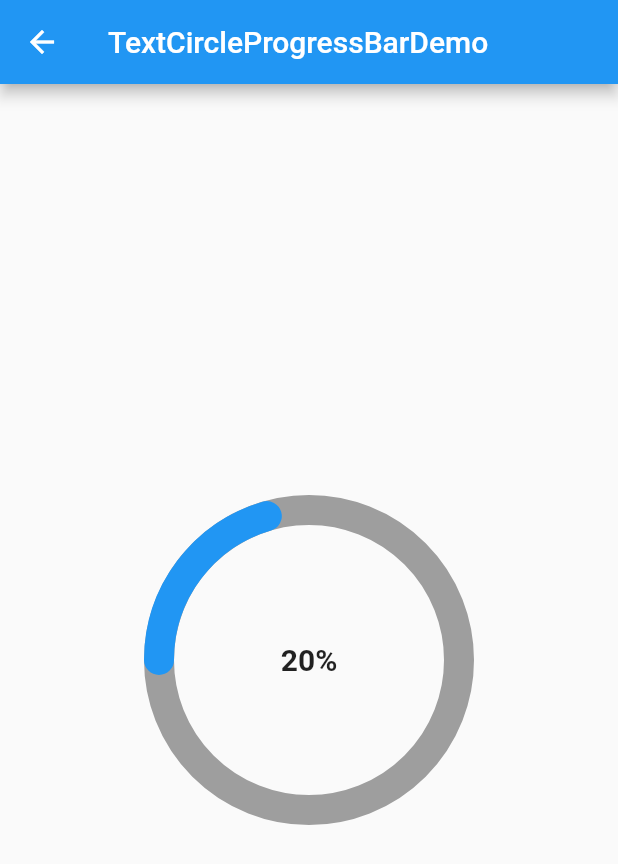
After one commit to zhaoxuan365/my_flutter_training, a Flutter app: the screen it shows after launch, after a tap on "TextCircleProgressBar", on a phone screen of 412 x 824 dp. The commit adds this screen. Shown: the top 864 px of the screen. Run offline on Flutter 3.47's test engine with Material 2 defaults, Android fonts, the phone set to English and light mode, and no system bars.

Commit message:
TextCircleProgressBar

```diff
--- a/lib/main.dart
+++ b/lib/main.dart
@@ -4,6 +4,7 @@ import 'package:my_flutter_training/pages/circle_progress_bar_demo.dart';
 import 'pages/drop_down_menu_demo.dart';
 import 'pages/drop_down_popup_demo.dart';
 import 'pages/tab_bar_demo.dart';
+import 'pages/text_circle_progress_bar_demo.dart';
 
 void main() {
   runApp(const MyApp());
@@ -103,7 +104,7 @@ class _MyHomePageState extends State<MyHomePage> {
         alignment: Alignment.center,
         decoration: BoxDecoration(
           borderRadius: BorderRadius.circular(8),
-          color: Colors.lightGreen,
+          color: Colors.blue,
         ),
         margin: const EdgeInsets.only(top: 16),
         child: Text(
@@ -168,6 +169,22 @@ class _MyHomePageState extends State<MyHomePage> {
 
     list.add(
       _item(
+        text: 'TextCircleProgressBar',
+        tapCallback: () {
+          Navigator.push(
+            context,
+            MaterialPageRoute(
+              builder: (context) {
+                return TextCircleProgressBarDemo();
+              },
+            ),
+          );
+        },
+      ),
+    );
+
+    list.add(
+      _item(
         text: 'TabBarDemo',
         tapCallback: () {
           Navigator.push(
--- a/lib/pages/circle_progress_bar_demo.dart
+++ b/lib/pages/circle_progress_bar_demo.dart
@@ -1,7 +1,7 @@
 import 'package:flutter/cupertino.dart';
 import 'package:flutter/material.dart';
 
-import 'circle_progress_bar.dart';
+import '../widget/circle_progress_bar.dart';
 
 class CircleProgressBarDemo extends StatelessWidget {
   @override
--- /dev/null
+++ b/lib/pages/text_circle_progress_bar_demo.dart
@@ -0,0 +1,22 @@
+import 'package:flutter/cupertino.dart';
+import 'package:flutter/material.dart';
+import 'package:my_flutter_training/widget/text_circle_progress_bar.dart';
+
+class TextCircleProgressBarDemo extends StatelessWidget {
+  @override
+  Widget build(BuildContext context) {
+    return Scaffold(
+      appBar: AppBar(
+        title: const Text('TextCircleProgressBarDemo'),
+      ),
+      body: const Center(
+        child: TextCircularProgressBar(
+          progress: 0.35, // 设置进度，取值范围为 0.0 到 1.0
+          strokeWidth: 20, // 设置圆环的宽度
+          backgroundColor: Colors.grey, // 设置圆环的背景色
+          progressColor: Colors.blue, // 设置圆环的进度颜色
+        ),
+      ),
+    );
+  }
+}
--- /dev/null
+++ b/lib/widget/text_circle_progress_bar.dart
@@ -0,0 +1,143 @@
+import 'dart:math';
+
+import 'package:flutter/material.dart';
+
+class TextCircularProgressBar extends StatefulWidget {
+  final double progress;
+  final double strokeWidth;
+  final Color backgroundColor;
+  final Color progressColor;
+
+  const TextCircularProgressBar({
+    Key? key,
+    required this.progress,
+    this.strokeWidth = 10.0,
+    this.backgroundColor = Colors.grey,
+    this.progressColor = Colors.blue,
+  }) : super(key: key);
+
+  @override
+  _TextCircularProgressBarState createState() =>
+      _TextCircularProgressBarState();
+}
+
+class _TextCircularProgressBarState extends State<TextCircularProgressBar>
+    with SingleTickerProviderStateMixin {
+  late AnimationController _animationController;
+  late Animation<double> _progressAnimation;
+
+  @override
+  void initState() {
+    super.initState();
+    _animationController = AnimationController(
+      vsync: this,
+      duration: const Duration(milliseconds: 2000),
+    );
+    _progressAnimation = Tween<double>(
+      begin: 0.0,
+      end: widget.progress,
+    ).animate(CurvedAnimation(
+      parent: _animationController,
+      curve: Curves.easeInOut,
+    ));
+
+    _animationController.forward();
+  }
+
+  @override
+  void didUpdateWidget(TextCircularProgressBar oldWidget) {
+    super.didUpdateWidget(oldWidget);
+    if (oldWidget.progress != widget.progress) {
+      _progressAnimation = Tween<double>(
+        begin: _progressAnimation.value,
+        end: widget.progress,
+      ).animate(CurvedAnimation(
+        parent: _animationController,
+        curve: Curves.easeInOut,
+      ));
+
+      _animationController.forward(from: 0.0);
+    }
+  }
+
+  @override
+  void dispose() {
+    _animationController.dispose();
+    super.dispose();
+  }
+
+  @override
+  Widget build(BuildContext context) {
+    return AnimatedBuilder(
+      animation: _progressAnimation,
+      builder: (context, child) {
+        return SizedBox(
+          width: 200,
+          height: 200,
+          child: CustomPaint(
+            painter: CircularProgressBarPainter(
+              progress: _progressAnimation.value,
+              strokeWidth: widget.strokeWidth,
+              backgroundColor: widget.backgroundColor,
+              progressColor: widget.progressColor,
+            ),
+            child: Center(
+              child: Text(
+                '${(_progressAnimation.value * 100).toInt()}%',
+                style: TextStyle(
+                  fontSize: 20.0,
+                  fontWeight: FontWeight.bold,
+                ),
+              ),
+            ),
+          ),
+        );
+      },
+    );
+  }
+}
+
+class CircularProgressBarPainter extends CustomPainter {
+  final double progress;
+  final double strokeWidth;
+  final Color backgroundColor;
+  final Color progressColor;
+
+  CircularProgressBarPainter({
+    required this.progress,
+    required this.strokeWidth,
+    required this.backgroundColor,
+    required this.progressColor,
+  });
+
+  @override
+  void paint(Canvas canvas, Size size) {
+    final center = Offset(size.width / 2, size.height / 2);
+    final radius = min(size.width / 2, size.height / 2);
+
+    // Draw background circle
+    final backgroundPaint = Paint()
+      ..color = backgroundColor
+      ..strokeWidth = strokeWidth
+      ..style = PaintingStyle.stroke;
+    canvas.drawCircle(center, radius, backgroundPaint);
+
+    // Draw progress arc
+    final progressPaint = Paint()
+      ..color = progressColor
+      ..strokeWidth = strokeWidth
+      ..style = PaintingStyle.stroke
+      ..strokeCap = StrokeCap.round;
+    final sweepAngle = 2 * pi * progress;
+    canvas.drawArc(
+      Rect.fromCircle(center: center, radius: radius),
+      pi,
+      sweepAngle,
+      false,
+      progressPaint,
+    );
+  }
+
+  @override
+  bool shouldRepaint(CustomPainter oldDelegate) => true;
+}
```
Also changed, not shown: lib/widget/circle_progress_bar.dart (renamed from lib/pages/circle_progress_bar.dart).
